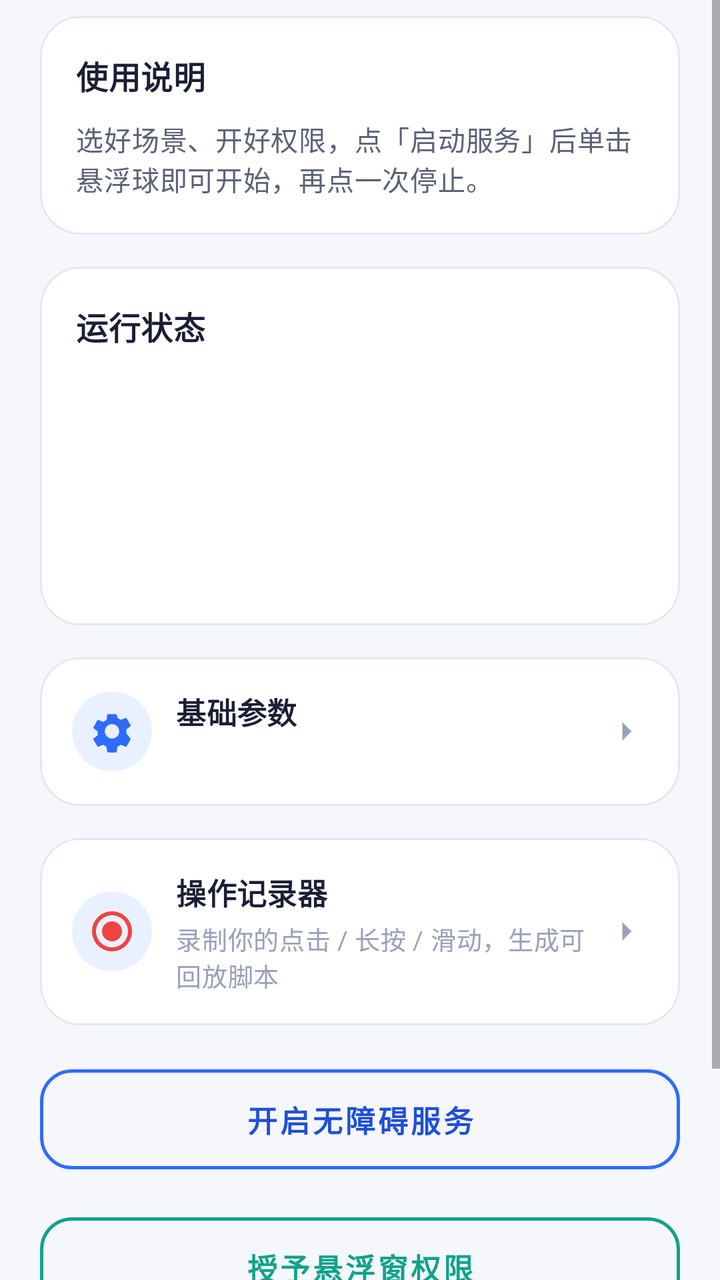
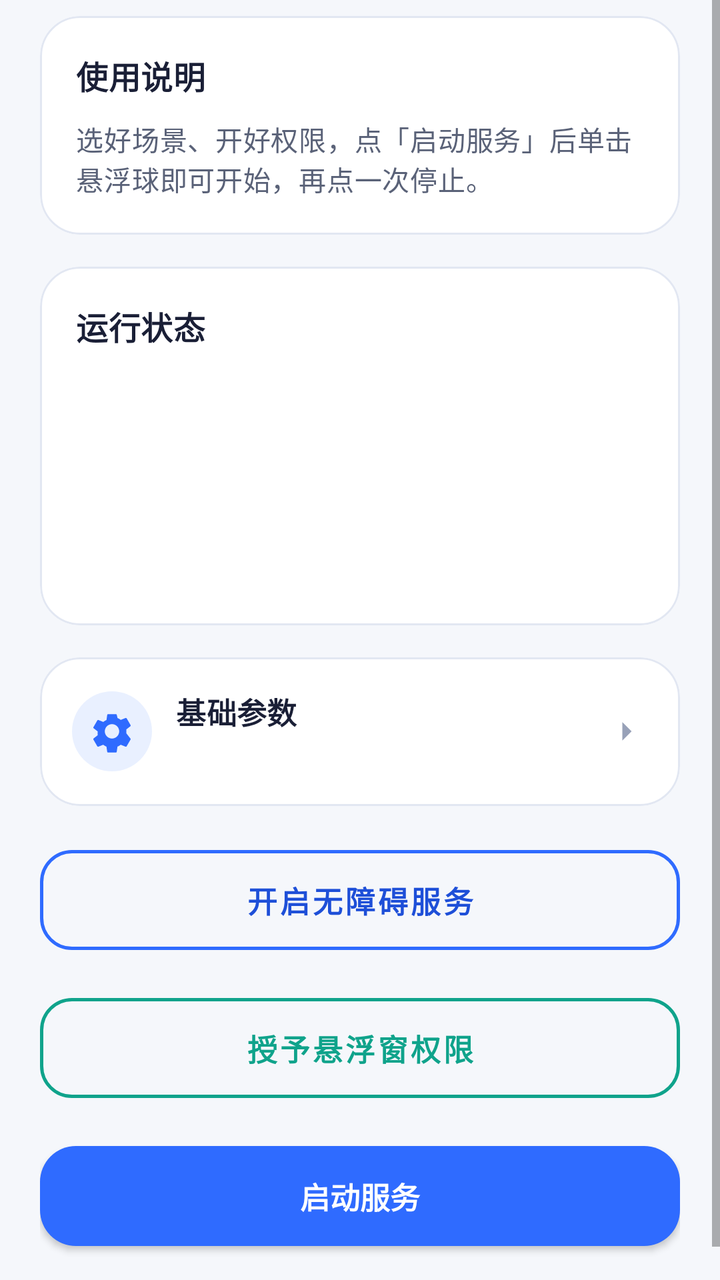

Compare the two renders of this Android layout. The source of the first and the diff that turns it into the second are given below.
<!-- AndroidManifest.xml: application theme Theme.AutoScroll -->
<!-- res/layout/fragment_control.xml -->
<?xml version="1.0" encoding="utf-8"?>
<ScrollView xmlns:android="http://schemas.android.com/apk/res/android"
    xmlns:app="http://schemas.android.com/apk/res-auto"
    android:layout_width="match_parent"
    android:layout_height="match_parent"
    android:fillViewport="true"
    android:background="@color/bg_page">

    <LinearLayout
        android:layout_width="match_parent"
        android:layout_height="wrap_content"
        android:orientation="vertical"
        android:paddingLeft="20dp"
        android:paddingRight="20dp"
        android:paddingTop="8dp"
        android:paddingBottom="28dp">

        
        <com.google.android.material.card.MaterialCardView
            style="@style/AutoScrollCard"
            android:layout_width="match_parent"
            android:layout_height="wrap_content"
            android:layout_marginBottom="16dp">

            <LinearLayout
                android:layout_width="match_parent"
                android:layout_height="wrap_content"
                android:orientation="vertical"
                android:padding="18dp">

                <TextView
                    android:layout_width="wrap_content"
                    android:layout_height="wrap_content"
                    android:text="@string/guide_title"
                    android:textAppearance="@style/TextAppearance.Title"
                    android:textSize="16sp"
                    android:layout_marginBottom="10dp" />

                <TextView
                    android:layout_width="match_parent"
                    android:layout_height="wrap_content"
                    android:text="@string/guide_content"
                    android:textAppearance="@style/TextAppearance.Body"
                    android:textSize="13.5sp" />
            </LinearLayout>
        </com.google.android.material.card.MaterialCardView>

        
        <com.google.android.material.card.MaterialCardView
            style="@style/AutoScrollCard"
            android:layout_width="match_parent"
            android:layout_height="wrap_content"
            android:layout_marginBottom="16dp">

            <LinearLayout
                android:layout_width="match_parent"
                android:layout_height="wrap_content"
                android:orientation="vertical"
                android:padding="18dp">

                <TextView
                    android:layout_width="wrap_content"
                    android:layout_height="wrap_content"
                    android:text="@string/status_title"
                    android:textAppearance="@style/TextAppearance.Title"
                    android:textSize="16sp"
                    android:layout_marginBottom="12dp" />

                <TextView
                    android:id="@+id/tvStatusAccessibility"
                    android:layout_width="match_parent"
                    android:layout_height="wrap_content"
                    android:textAppearance="@style/TextAppearance.Status"
                    android:textSize="14sp"
                    android:paddingTop="4dp"
                    android:paddingBottom="4dp" />

                <TextView
                    android:id="@+id/tvStatusOverlay"
                    android:layout_width="match_parent"
                    android:layout_height="wrap_content"
                    android:textAppearance="@style/TextAppearance.Status"
                    android:textSize="14sp"
                    android:paddingTop="4dp"
                    android:paddingBottom="4dp" />

                <TextView
                    android:id="@+id/tvStatusService"
                    android:layout_width="match_parent"
                    android:layout_height="wrap_content"
                    android:textAppearance="@style/TextAppearance.Status"
                    android:textSize="14sp"
                    android:paddingTop="4dp"
                    android:paddingBottom="4dp" />

                <TextView
                    android:id="@+id/tvStatusScrolling"
                    android:layout_width="match_parent"
                    android:layout_height="wrap_content"
                    android:textAppearance="@style/TextAppearance.Status"
                    android:textSize="14sp"
                    android:paddingTop="4dp"
                    android:paddingBottom="4dp" />

                <TextView
                    android:id="@+id/tvStatusScene"
                    android:layout_width="match_parent"
                    android:layout_height="wrap_content"
                    android:textAppearance="@style/TextAppearance.Status"
                    android:textSize="14sp"
                    android:paddingTop="4dp"
                    android:paddingBottom="4dp"
                    android:visibility="gone" />

                <TextView
                    android:id="@+id/tvStatusRemaining"
                    android:layout_width="match_parent"
                    android:layout_height="wrap_content"
                    android:textAppearance="@style/TextAppearance.Status"
                    android:textSize="14sp"
                    android:paddingTop="4dp"
                    android:paddingBottom="4dp"
                    android:visibility="gone" />
            </LinearLayout>
        </com.google.android.material.card.MaterialCardView>

        
        <com.google.android.material.card.MaterialCardView
            android:id="@+id/cardSettingsEntry"
            style="@style/AutoScrollCard"
            android:layout_width="match_parent"
            android:layout_height="wrap_content"
            android:layout_marginBottom="16dp"
            android:clickable="true"
            android:focusable="true"
            app:rippleColor="@color/purple_200">

            <LinearLayout
                android:layout_width="match_parent"
                android:layout_height="wrap_content"
                android:orientation="horizontal"
                android:gravity="center_vertical"
                android:padding="16dp">

                <ImageView
                    android:layout_width="40dp"
                    android:layout_height="40dp"
                    android:padding="8dp"
                    android:scaleType="centerInside"
                    android:src="@drawable/ic_settings"
                    app:tint="@color/purple_500"
                    android:background="@drawable/scene_icon_bg" />

                <LinearLayout
                    android:layout_width="0dp"
                    android:layout_height="wrap_content"
                    android:layout_weight="1"
                    android:orientation="vertical"
                    android:layout_marginStart="12dp">

                    <TextView
                        android:layout_width="wrap_content"
                        android:layout_height="wrap_content"
                        android:text="@string/settings_title"
                        android:textAppearance="@style/TextAppearance.Title"
                        android:textSize="15sp" />

                    <TextView
                        android:id="@+id/tvParamSummary"
                        android:layout_width="wrap_content"
                        android:layout_height="wrap_content"
                        android:layout_marginTop="3dp"
                        android:textAppearance="@style/TextAppearance.Body"
                        android:textSize="12.5sp"
                        android:textColor="@color/text_hint" />
                </LinearLayout>

                <ImageView
                    android:layout_width="22dp"
                    android:layout_height="22dp"
                    android:scaleType="centerInside"
                    android:src="@drawable/ic_chevron_right"
                    app:tint="@color/text_hint" />
            </LinearLayout>
        </com.google.android.material.card.MaterialCardView>

        
        <com.google.android.material.card.MaterialCardView
            android:id="@+id/cardRecorderEntry"
            style="@style/AutoScrollCard"
            android:layout_width="match_parent"
            android:layout_height="wrap_content"
            android:layout_marginBottom="16dp"
            android:clickable="true"
            android:focusable="true"
            app:rippleColor="@color/purple_200">

            <LinearLayout
                android:layout_width="match_parent"
                android:layout_height="wrap_content"
                android:orientation="horizontal"
                android:gravity="center_vertical"
                android:padding="16dp">

                <ImageView
                    android:layout_width="40dp"
                    android:layout_height="40dp"
                    android:padding="8dp"
                    android:scaleType="centerInside"
                    android:src="@drawable/ic_record"
                    app:tint="@color/danger"
                    android:background="@drawable/scene_icon_bg" />

                <LinearLayout
                    android:layout_width="0dp"
                    android:layout_height="wrap_content"
                    android:layout_weight="1"
                    android:orientation="vertical"
                    android:layout_marginStart="12dp">

                    <TextView
                        android:layout_width="wrap_content"
                        android:layout_height="wrap_content"
                        android:text="@string/script_title"
                        android:textAppearance="@style/TextAppearance.Title"
                        android:textSize="15sp" />

                    <TextView
                        android:id="@+id/tvRecorderSummary"
                        android:layout_width="wrap_content"
                        android:layout_height="wrap_content"
                        android:layout_marginTop="3dp"
                        android:text="@string/script_subtitle"
                        android:textAppearance="@style/TextAppearance.Body"
                        android:textSize="12.5sp"
                        android:textColor="@color/text_hint" />
                </LinearLayout>

                <ImageView
                    android:layout_width="22dp"
                    android:layout_height="22dp"
                    android:scaleType="centerInside"
                    android:src="@drawable/ic_chevron_right"
                    app:tint="@color/text_hint" />
            </LinearLayout>
        </com.google.android.material.card.MaterialCardView>

        
        <com.google.android.material.button.MaterialButton
            android:id="@+id/btnAccessibility"
            style="@style/AutoScrollButton.Outline"
            android:layout_width="match_parent"
            android:layout_height="wrap_content"
            android:layout_marginBottom="12dp"
            android:text="@string/btn_accessibility_off"
            app:strokeColor="@color/purple_500"
            android:textColor="@color/purple_700" />

        <com.google.android.material.button.MaterialButton
            android:id="@+id/btnOverlay"
            style="@style/AutoScrollButton.Outline"
            android:layout_width="match_parent"
            android:layout_height="wrap_content"
            android:layout_marginBottom="12dp"
            android:text="@string/btn_overlay_off"
            app:strokeColor="@color/teal_700"
            android:textColor="@color/teal_700" />

        <com.google.android.material.button.MaterialButton
            android:id="@+id/btnStartService"
            style="@style/AutoScrollButton"
            android:layout_width="match_parent"
            android:layout_height="wrap_content"
            android:text="@string/start_service"
            android:textColor="@color/btn_start_text"
            app:backgroundTint="@color/btn_start_bg"
            app:cornerRadius="18dp" />

    </LinearLayout>
</ScrollView>
<!-- resources referenced by this layout -->
<resources>
  <color name="bg_page">#F5F7FB</color>
  <color name="danger">#EF4444</color>
  <color name="purple_200">#B3D8FF</color>
  <color name="purple_500">#2F6BFF</color>
  <color name="purple_700">#1E4FD8</color>
  <color name="teal_700">#0FA38B</color>
  <color name="text_hint">#98A1B8</color>
  <!-- drawable ic_chevron_right (drawable) -->
  <vector xmlns:android="http://schemas.android.com/apk/res/android"
      android:width="24dp"
      android:height="24dp"
      android:viewportWidth="24"
      android:viewportHeight="24">
      <path
          android:fillColor="@android:color/white"
          android:pathData="M10,17l5-5-5-5v10z" />
  </vector>
  <!-- drawable ic_record (drawable) -->
  <?xml version="1.0" encoding="utf-8"?>
  <vector xmlns:android="http://schemas.android.com/apk/res/android"
      android:width="24dp"
      android:height="24dp"
      android:viewportWidth="24"
      android:viewportHeight="24"
      android:tint="?attr/colorControlNormal">
      <path
          android:fillColor="@android:color/white"
          android:pathData="M12,2C6.48,2 2,6.48 2,12s4.48,10 10,10 10,-4.48 10,-10S17.52,2 12,2zM12,20c-4.41,0 -8,-3.59 -8,-8s3.59,-8 8,-8 8,3.59 8,8 -3.59,8 -8,8z" />
      <path
          android:fillColor="@android:color/white"
          android:pathData="M12,7c-2.76,0 -5,2.24 -5,5s2.24,5 5,5 5,-2.24 5,-5 -2.24,-5 -5,-5z" />
  </vector>
  <!-- drawable scene_icon_bg (drawable) -->
  <?xml version="1.0" encoding="utf-8"?>
  <shape xmlns:android="http://schemas.android.com/apk/res/android"
      android:shape="oval">
      <solid android:color="#1A2F6BFF" />
      <stroke android:width="0dp" android:color="@android:color/transparent" />
  </shape>
  <string name="btn_accessibility_off">开启无障碍服务</string>
  <string name="btn_overlay_off">授予悬浮窗权限</string>
  <string name="guide_content">选好场景、开好权限，点「启动服务」后单击悬浮球即可开始，再点一次停止。</string>
  <string name="guide_title">使用说明</string>
  <string name="script_subtitle">录制你的点击 / 长按 / 滑动，生成可回放脚本</string>
  <string name="script_title">操作记录器</string>
  <string name="settings_title">基础参数</string>
  <string name="start_service">启动服务</string>
  <string name="status_title">运行状态</string>
  <style name="AutoScrollButton.Outline" parent="Widget.MaterialComponents.Button.OutlinedButton">
          <item name="cornerRadius">16dp</item>
          <item name="android:paddingTop">14dp</item>
          <item name="android:paddingBottom">14dp</item>
          <item name="android:textSize">15sp</item>
          <item name="android:textStyle">bold</item>
          <item name="elevation">0dp</item>
          <item name="strokeWidth">1.5dp</item>
          <item name="strokeColor">@color/border</item>
      </style>
  <style name="AutoScrollCard" parent="Widget.MaterialComponents.CardView">
          <item name="cardCornerRadius">20dp</item>
          <item name="cardElevation">0dp</item>
          <item name="strokeWidth">1dp</item>
          <item name="strokeColor">@color/border</item>
          <item name="cardBackgroundColor">@color/bg_card</item>
          <item name="cardUseCompatPadding">false</item>
      </style>
  <style name="TextAppearance.Body" parent="TextAppearance.MaterialComponents.Body2">
          <item name="android:textColor">@color/text_secondary</item>
          <item name="android:lineSpacingExtra">4dp</item>
      </style>
  <style name="TextAppearance.Status" parent="TextAppearance.MaterialComponents.Body2">
          <item name="android:textColor">@color/text_primary</item>
          <item name="android:lineSpacingExtra">6dp</item>
          <item name="android:fontFamily">sans-serif-medium</item>
      </style>
  <style name="TextAppearance.Title" parent="TextAppearance.MaterialComponents.Subtitle1">
          <item name="android:textColor">@color/text_primary</item>
          <item name="android:textStyle">bold</item>
      </style>
  <color name="border">#E2E7F2</color>
  <color name="bg_card">#FFFFFF</color>
  <color name="text_secondary">#5A6278</color>
  <color name="text_primary">#1A1F36</color>
  <color name="white">#FFFFFFFF</color>
  <!-- unchanged entries left out for length: 3 -->
</resources>

<!-- the commit's change to res/layout/fragment_control.xml (unified diff, before → after) -->
@@ -185,67 +185,6 @@
         </com.google.android.material.card.MaterialCardView>
 
         
-        <com.google.android.material.card.MaterialCardView
-            android:id="@+id/cardRecorderEntry"
-            style="@style/AutoScrollCard"
-            android:layout_width="match_parent"
-            android:layout_height="wrap_content"
-            android:layout_marginBottom="16dp"
-            android:clickable="true"
-            android:focusable="true"
-            app:rippleColor="@color/purple_200">
-
-            <LinearLayout
-                android:layout_width="match_parent"
-                android:layout_height="wrap_content"
-                android:orientation="horizontal"
-                android:gravity="center_vertical"
-                android:padding="16dp">
-
-                <ImageView
-                    android:layout_width="40dp"
-                    android:layout_height="40dp"
-                    android:padding="8dp"
-                    android:scaleType="centerInside"
-                    android:src="@drawable/ic_record"
-                    app:tint="@color/danger"
-                    android:background="@drawable/scene_icon_bg" />
-
-                <LinearLayout
-                    android:layout_width="0dp"
-                    android:layout_height="wrap_content"
-                    android:layout_weight="1"
-                    android:orientation="vertical"
-                    android:layout_marginStart="12dp">
-
-                    <TextView
-                        android:layout_width="wrap_content"
-                        android:layout_height="wrap_content"
-                        android:text="@string/script_title"
-                        android:textAppearance="@style/TextAppearance.Title"
-                        android:textSize="15sp" />
-
-                    <TextView
-                        android:id="@+id/tvRecorderSummary"
-                        android:layout_width="wrap_content"
-                        android:layout_height="wrap_content"
-                        android:layout_marginTop="3dp"
-                        android:text="@string/script_subtitle"
-                        android:textAppearance="@style/TextAppearance.Body"
-                        android:textSize="12.5sp"
-                        android:textColor="@color/text_hint" />
-                </LinearLayout>
-
-                <ImageView
-                    android:layout_width="22dp"
-                    android:layout_height="22dp"
-                    android:scaleType="centerInside"
-                    android:src="@drawable/ic_chevron_right"
-                    app:tint="@color/text_hint" />
-            </LinearLayout>
-        </com.google.android.material.card.MaterialCardView>
-
-        
         <com.google.android.material.button.MaterialButton
             android:id="@+id/btnAccessibility"
             style="@style/AutoScrollButton.Outline"
<!-- resource entries referenced after the edit -->
@@ -1,7 +1,6 @@
 <!-- resources referenced by this layout -->
 <resources>
   <color name="bg_page">#F5F7FB</color>
-  <color name="danger">#EF4444</color>
   <color name="purple_200">#B3D8FF</color>
   <color name="purple_500">#2F6BFF</color>
   <color name="purple_700">#1E4FD8</color>
@@ -17,21 +16,6 @@
           android:fillColor="@android:color/white"
           android:pathData="M10,17l5-5-5-5v10z" />
   </vector>
-  <!-- drawable ic_record (drawable) -->
-  <?xml version="1.0" encoding="utf-8"?>
-  <vector xmlns:android="http://schemas.android.com/apk/res/android"
-      android:width="24dp"
-      android:height="24dp"
-      android:viewportWidth="24"
-      android:viewportHeight="24"
-      android:tint="?attr/colorControlNormal">
-      <path
-          android:fillColor="@android:color/white"
-          android:pathData="M12,2C6.48,2 2,6.48 2,12s4.48,10 10,10 10,-4.48 10,-10S17.52,2 12,2zM12,20c-4.41,0 -8,-3.59 -8,-8s3.59,-8 8,-8 8,3.59 8,8 -3.59,8 -8,8z" />
-      <path
-          android:fillColor="@android:color/white"
-          android:pathData="M12,7c-2.76,0 -5,2.24 -5,5s2.24,5 5,5 5,-2.24 5,-5 -2.24,-5 -5,-5z" />
-  </vector>
   <!-- drawable scene_icon_bg (drawable) -->
   <?xml version="1.0" encoding="utf-8"?>
   <shape xmlns:android="http://schemas.android.com/apk/res/android"
@@ -43,8 +27,6 @@
   <string name="btn_overlay_off">授予悬浮窗权限</string>
   <string name="guide_content">选好场景、开好权限，点「启动服务」后单击悬浮球即可开始，再点一次停止。</string>
   <string name="guide_title">使用说明</string>
-  <string name="script_subtitle">录制你的点击 / 长按 / 滑动，生成可回放脚本</string>
-  <string name="script_title">操作记录器</string>
   <string name="settings_title">基础参数</string>
   <string name="start_service">启动服务</string>
   <string name="status_title">运行状态</string>
